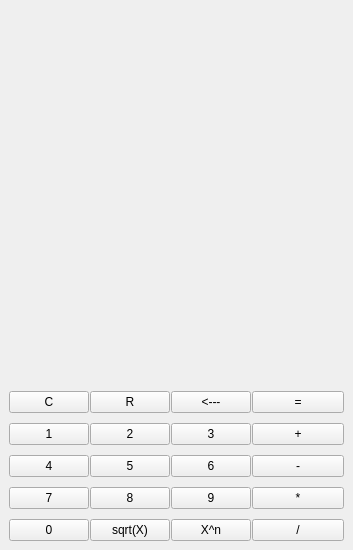
First picture: the form in src/frontend/MainWindow.ui, repository Xaempel/AnotherSimpleCalculator, before the edit.
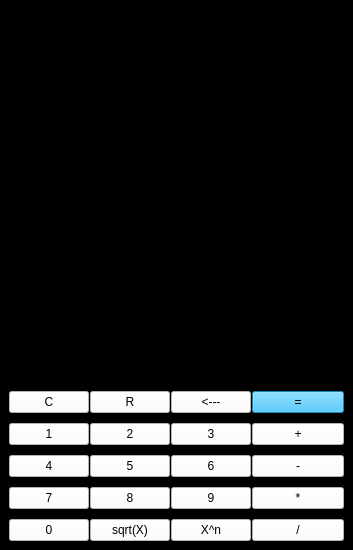
Second picture: the form after the edit.

Commit message: <Feature> -- Added few style improvement

Diff of the .ui file:
```diff
--- a/src/frontend/MainWindow.ui
+++ b/src/frontend/MainWindow.ui
@@ -25,6 +25,26 @@
   <property name="windowTitle">
    <string>MainWindow</string>
   </property>
+  <property name="styleSheet">
+   <string notr="true">QWidget { background-color: black; color: white; }
+
+QPushButton { 
+	background-color: white; 
+	color: black;
+}
+
+#equalOperation{
+	background-color: rgb(32, 188, 255);
+}
+
+#equalOperation:hover{
+background-color: rgb(0, 99, 148);
+}
+
+QPushButton:hover{
+	background-color: rgb(32, 188, 255);
+}</string>
+  </property>
   <widget class="QWidget" name="centralwidget">
    <layout class="QVBoxLayout" name="verticalLayout">
     <item>
```
